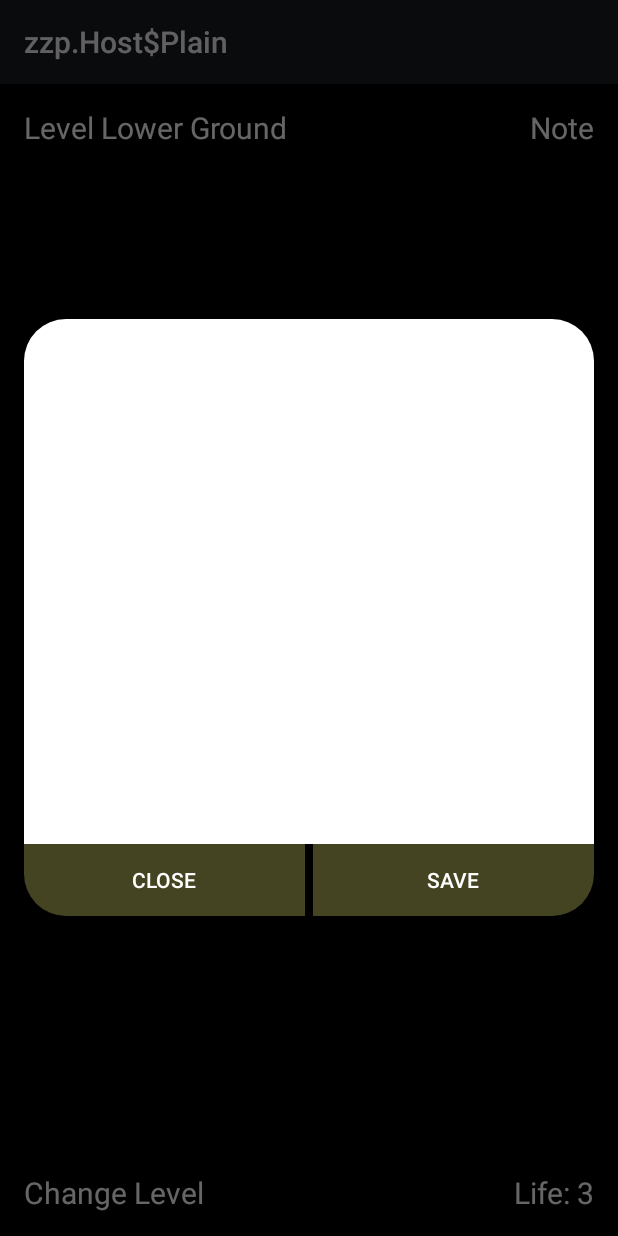
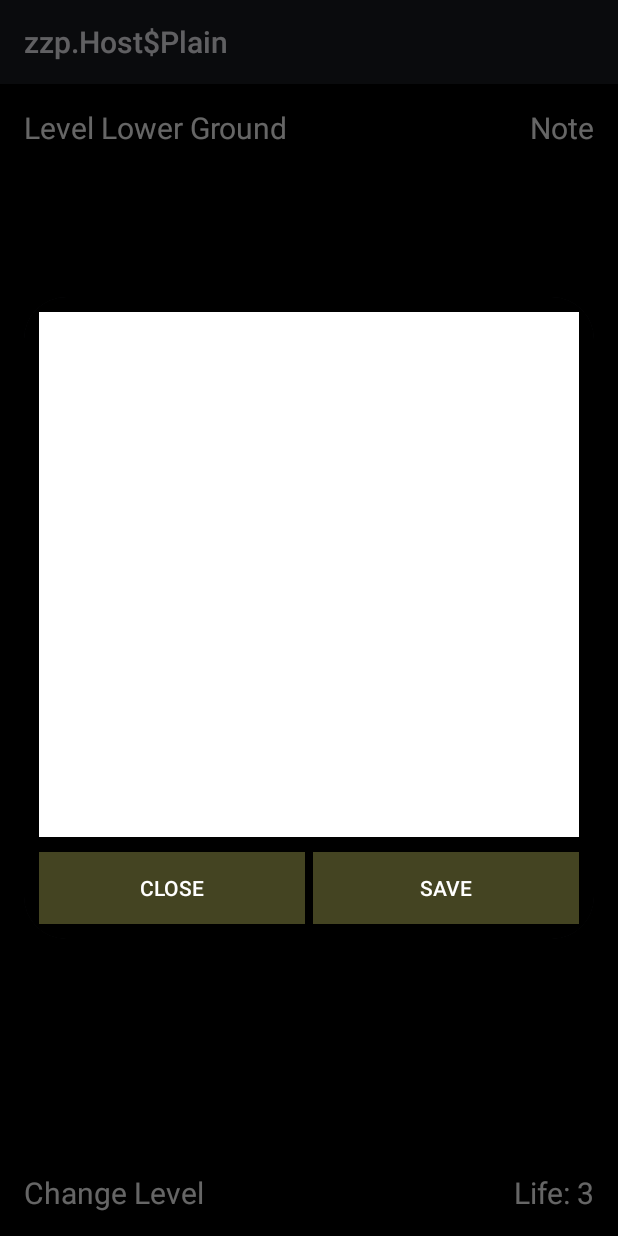
Before and after one commit to bobjaeger/TheMansion, an Android app: the fragment LobbyInterface shown on its own in the app's theme, after a tap on "Note", on a phone screen of 412 x 824 dp. Run offline under Robolectric (Android 15) with nearby library versions, the phone set to English and light mode, and no system bars.

Commit message:
life number from shared preference

```diff
--- a/game_feature/src/main/java/com/den/jaeger/themansion/game_feature/Constants.java
+++ b/game_feature/src/main/java/com/den/jaeger/themansion/game_feature/Constants.java
@@ -7,6 +7,7 @@ public class Constants {
     public static final String PREFS = "prefs";
     public static final String PREFS_FLOOR_NUMBER = "floorNumber";
     public static final String PREFS_NOTE = "note";
+    public static final String PREFS_LIFE_NUMBER = "lifeNumber";
 
     public static final String LEVEL_NAME_LG = "Level Lower Ground";
     public static final String LEVEL_NAME_G = "Level Ground";
--- a/game_feature/src/main/java/com/den/jaeger/themansion/game_feature/GameFragment/LobbyInterface.java
+++ b/game_feature/src/main/java/com/den/jaeger/themansion/game_feature/GameFragment/LobbyInterface.java
@@ -35,7 +35,7 @@ public class LobbyInterface extends Fragment {
     RelativeLayout room1, room2, room3, room4;
     View v;
     SharedPreferences prefs;
-    int floorNumber;
+    int floorNumber, lifeNumber;
 
     RoomModel room1Model, room2Model, room3Model, room4Model;
 
@@ -46,6 +46,7 @@ public class LobbyInterface extends Fragment {
         v = inflater.inflate(R.layout.fragment_lobby_interface, container, false);
         prefs = getActivity().getSharedPreferences(Constants.PREFS, Context.MODE_PRIVATE);
         floorNumber = prefs.getInt(Constants.PREFS_FLOOR_NUMBER, 1);
+        lifeNumber = prefs.getInt(Constants.PREFS_LIFE_NUMBER, 3);
 
         textLevelName = v.findViewById(R.id.textLevelName);
         textNote = v.findViewById(R.id.textNote);
@@ -63,6 +64,8 @@ public class LobbyInterface extends Fragment {
         room2 = v.findViewById(R.id.room2);
         room3 = v.findViewById(R.id.room3);
         room4 = v.findViewById(R.id.room4);
+
+        textLifeNumber.setText(String.valueOf(lifeNumber));
 
         parseRoom();
 
--- a/game_feature/src/main/res/layout/dialog_notes.xml
+++ b/game_feature/src/main/res/layout/dialog_notes.xml
@@ -2,7 +2,8 @@
 <RelativeLayout xmlns:android="http://schemas.android.com/apk/res/android"
     android:layout_width="wrap_content"
     android:layout_height="wrap_content"
-    android:background="#000000">
+    android:background="#000000"
+    android:padding="10dp">
 
     <EditText
         android:id="@+id/formNote"
@@ -25,6 +26,7 @@
         android:layout_height="wrap_content"
         android:layout_below="@+id/formNote"
         android:layout_centerHorizontal="true"
+        android:layout_marginTop="10dp"
         android:orientation="horizontal"
         android:weightSum="2">
 
```
